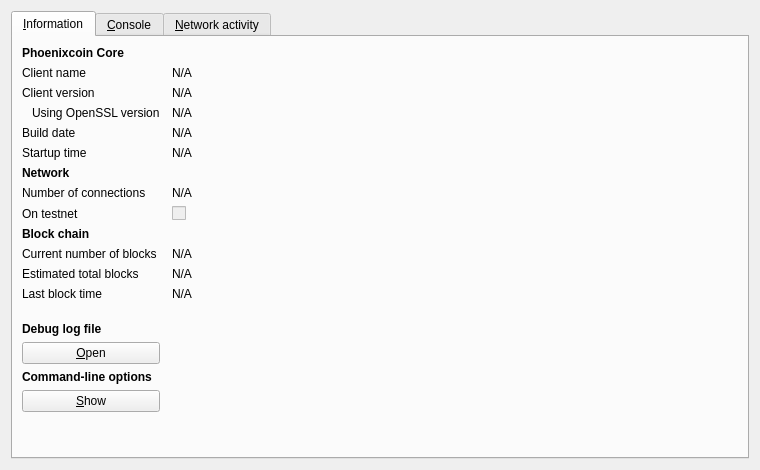
This is src/qt/forms/rpcconsole.ui in ghostlander/Phoenixcoin-v0.7 as Qt 5 draws it before an edit. The edited form follows.
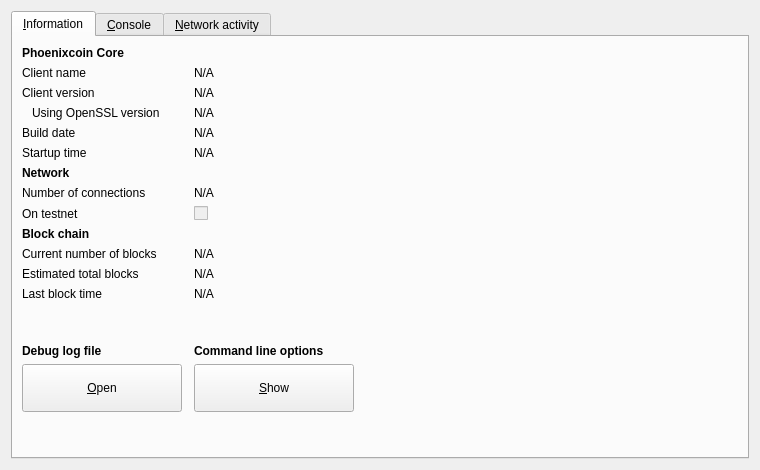
This is the edited form. The open tabs and pages were chosen to show the change. Icons and pictures are not drawn. Custom widgets are drawn as their Qt base class.

Commit message: Qt GUI: Command Line Options Button Relocated

Diff of the .ui file:
```diff
--- a/src/qt/forms/rpcconsole.ui
+++ b/src/qt/forms/rpcconsole.ui
@@ -23,7 +23,7 @@
       <attribute name="title">
        <string>&amp;Information</string>
       </attribute>
-      <layout class="QGridLayout" name="gridLayout" columnstretch="0,1">
+      <layout class="QGridLayout" name="gridLayout" columnstretch="0,0,1">
        <property name="horizontalSpacing">
         <number>12</number>
        </property>
@@ -319,8 +319,33 @@
          </property>
         </widget>
        </item>
+       <item row="14" column="1">
+        <widget class="QLabel" name="labelCLOptions">
+         <property name="font">
+          <font>
+           <weight>75</weight>
+           <bold>true</bold>
+          </font>
+         </property>
+         <property name="text">
+          <string>Command line options</string>
+         </property>
+        </widget>
+       </item>
        <item row="15" column="0">
         <widget class="QPushButton" name="openDebugLogfileButton">
+         <property name="minimumSize">
+          <size>
+           <width>160</width>
+           <height>48</height>
+          </size>
+         </property>
+         <property name="maximumSize">
+          <size>
+           <width>160</width>
+           <height>48</height>
+          </size>
+         </property>
          <property name="toolTip">
           <string>Open the Phoenixcoin debug log file from the current data directory. This can take a few seconds for large log files.</string>
          </property>
@@ -332,21 +357,20 @@
          </property>
         </widget>
        </item>
-       <item row="16" column="0">
-        <widget class="QLabel" name="labelCLOptions">
-         <property name="font">
-          <font>
-           <weight>75</weight>
-           <bold>true</bold>
-          </font>
-         </property>
-         <property name="text">
-          <string>Command-line options</string>
-         </property>
-        </widget>
-       </item>
-       <item row="17" column="0">
+       <item row="15" column="1">
         <widget class="QPushButton" name="showCLOptionsButton">
+         <property name="minimumSize">
+          <size>
+           <width>160</width>
+           <height>48</height>
+          </size>
+         </property>
+         <property name="maximumSize">
+          <size>
+           <width>160</width>
+           <height>48</height>
+          </size>
+         </property>
          <property name="toolTip">
           <string>Show the Phoenixcoin-Qt help message to get a list with possible Phoenixcoin command-line options.</string>
          </property>
@@ -358,7 +382,7 @@
          </property>
         </widget>
        </item>
-       <item row="18" column="0">
+       <item row="16" column="0">
         <spacer name="verticalSpacer">
          <property name="orientation">
           <enum>Qt::Vertical</enum>
@@ -366,7 +390,20 @@
          <property name="sizeHint" stdset="0">
           <size>
            <width>20</width>
-           <height>40</height>
+           <height>20</height>
+          </size>
+         </property>
+        </spacer>
+       </item>
+       <item row="16" column="2">
+        <spacer name="horizontalSpacer">
+         <property name="orientation">
+          <enum>Qt::Horizontal</enum>
+         </property>
+         <property name="sizeHint" stdset="0">
+          <size>
+           <width>20</width>
+           <height>20</height>
           </size>
          </property>
         </spacer>
```
Left out of the diff: 2 changed lines with no effect on the pictures. The commit also changes 13 other files.
